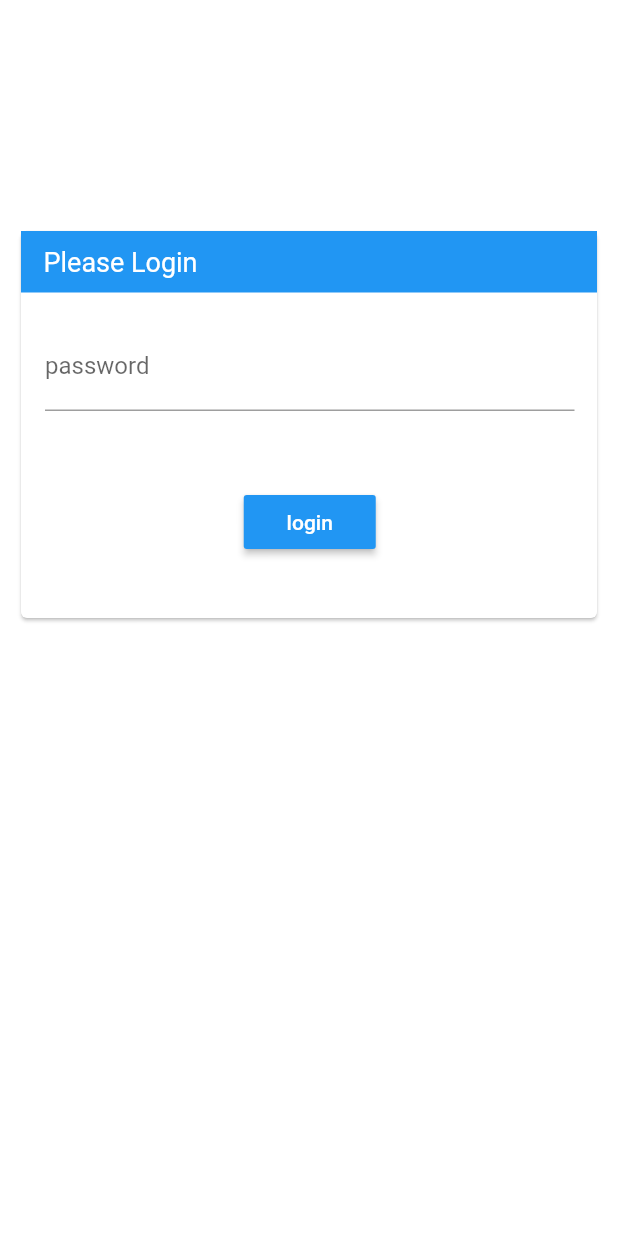
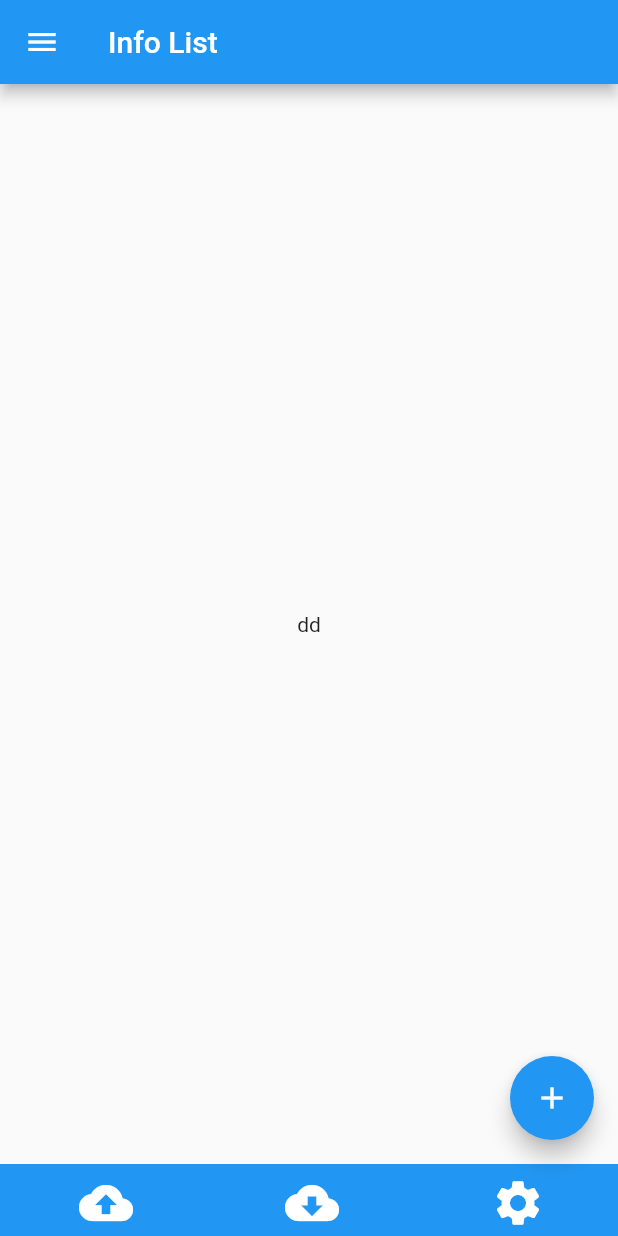
Before and after one commit to zhangtasdq/InfoManager-flutter, a Flutter app: the screen it shows after launch, after a tap on "login", on a phone screen of 412 x 824 dp. Run offline on Flutter 3.47's test engine with Material 2 defaults, Android fonts, the phone set to English and light mode, and no system bars.

Commit message:
添加信息列表页面

```diff
--- a/lib/i18n/en.dart
+++ b/lib/i18n/en.dart
@@ -2,5 +2,7 @@ const Map<String, String> EN = {
     "login": "login",
     "please_login": "Please Login",
     "password": "password",
-    "please_input_password": "Please input password"
+    "please_input_password": "Please input password",
+    "info_list": "Info List",
+    "category": "category"
 };
--- a/lib/i18n/zh.dart
+++ b/lib/i18n/zh.dart
@@ -2,5 +2,7 @@ const Map<String, String> ZH = {
     "login": "登陆",
     "please_login": "请登陆",
     "password": "密码",
-    "please_input_password": "请输入密码"
+    "please_input_password": "请输入密码",
+    "info_list": "信息",
+    "category": "分类"
 };
--- a/lib/main.dart
+++ b/lib/main.dart
@@ -5,6 +5,7 @@ import "package:flutter/rendering.dart";
 import "package:info_manager/i18n/info_manager_localizations.dart" show InfoManagerLocalizationsDelegate;
 
 import "package:info_manager/views/login.dart";
+import "package:info_manager/views/info_list.dart";
 
 void main() {
     runApp(new InfoManager());
@@ -14,7 +15,7 @@ class InfoManager extends StatelessWidget {
     @override
     Widget build(BuildContext context) {
         return new MaterialApp(
-            title: "12",
+            title: "InfoManager",
             theme: new ThemeData(
                 primaryColor: Colors.blue
             ),
@@ -28,6 +29,9 @@ class InfoManager extends StatelessWidget {
                 const Locale("en", ""),
                 const Locale("zh", "")
             ],
+            routes: {
+                "infoList": (BuildContext context) => new InfoListPage()
+            },
         );
     }
 }
--- /dev/null
+++ b/lib/views/info_list.dart
@@ -0,0 +1,111 @@
+import "package:flutter/material.dart";
+
+import "package:info_manager/mixins/i18n_mixin.dart";
+
+class InfoListPage extends StatefulWidget {
+    _InfoListPageState createState() => new _InfoListPageState();
+}
+
+class _InfoListPageState extends State<InfoListPage> with I18nMixin {
+
+    @override
+    void initState() {
+        // TODO: implement initState
+        super.initState();
+    }
+
+    @override
+    Widget build(BuildContext context) {
+        return new Scaffold(
+            appBar: new AppBar(
+                title: new Text(this.getI18nValue(context, "info_list"))
+            ),
+            drawer: this.buildDrawerLayout(context),
+            body: this.buildBody(context),
+            bottomNavigationBar: this.buildFooterTab(context),
+            floatingActionButton: this.buildAddBtn(context)
+        );
+    }
+
+    Widget buildBody(BuildContext context) {
+        return new Center(
+            child: new Column(
+                mainAxisAlignment: MainAxisAlignment.center,
+                children: <Widget>[
+                    new Text("dd")
+                ],
+            )
+        );
+    }
+
+    Widget buildDrawerLayout(BuildContext context) {
+        return new Drawer(
+            child: new ListView(
+                children: <Widget>[
+                    new DrawerHeader(
+                        child: new Center(
+                            child: new Text(
+                                this.getI18nValue(context, "category"),
+                                style: new TextStyle(
+                                    color: Colors.white
+                                ),
+                            ),
+                        ),
+                        decoration: new BoxDecoration(
+                            color: Colors.blue
+                        ),
+                    )
+                ],
+            ),
+        );
+    }
+
+    Widget buildFooterTab(BuildContext context) {
+        return new Container(
+            color: Colors.blue,
+            child: new Row(
+                mainAxisAlignment: MainAxisAlignment.spaceAround,
+                children: <Widget>[
+                    new IconButton(
+                        color: Colors.white,
+                        icon: new Icon(
+                            Icons.cloud_upload,
+                            size: 36.0,
+                            color: Colors.white
+                        ),
+                        onPressed: null
+                    ),
+                    new IconButton(
+                        icon: new Icon(
+                            Icons.cloud_download,
+                            size: 36.0,
+                            color: Colors.white
+                        ),
+                        onPressed: null
+                    ),
+                    new IconButton(
+                        icon: new Icon(
+                            Icons.settings,
+                            size: 36.0,
+                            color: Colors.white,
+                        ),
+                        onPressed: null
+                    )
+                ],
+            ),
+        );
+    }
+
+    Widget buildAddBtn(BuildContext context) {
+        return new FloatingActionButton(
+            onPressed: null,
+            child: new Icon(Icons.add),
+        );
+    }
+
+    @override
+    void dispose() {
+        // TODO: implement dispose
+        super.dispose();
+    }
+}
--- a/lib/views/login.dart
+++ b/lib/views/login.dart
@@ -66,7 +66,7 @@ class _LoginPageState extends State<LoginPage> with I18nMixin {
                         margin: EdgeInsets.only(top: 50.0),
                         child: new RaisedButton(
                             color: Colors.blue,
-                            onPressed: this._handleLogin,
+                            onPressed: () => this._handleLogin(context),
                             child: new Text(
                                 this.getI18nValue(context, "login"),
                                 style: new TextStyle(
@@ -81,7 +81,7 @@ class _LoginPageState extends State<LoginPage> with I18nMixin {
     }
 
 
-    void _handleLogin() {
-
+    void _handleLogin(BuildContext context) {
+        Navigator.pushReplacementNamed(context, "infoList");
     }
 }
```
